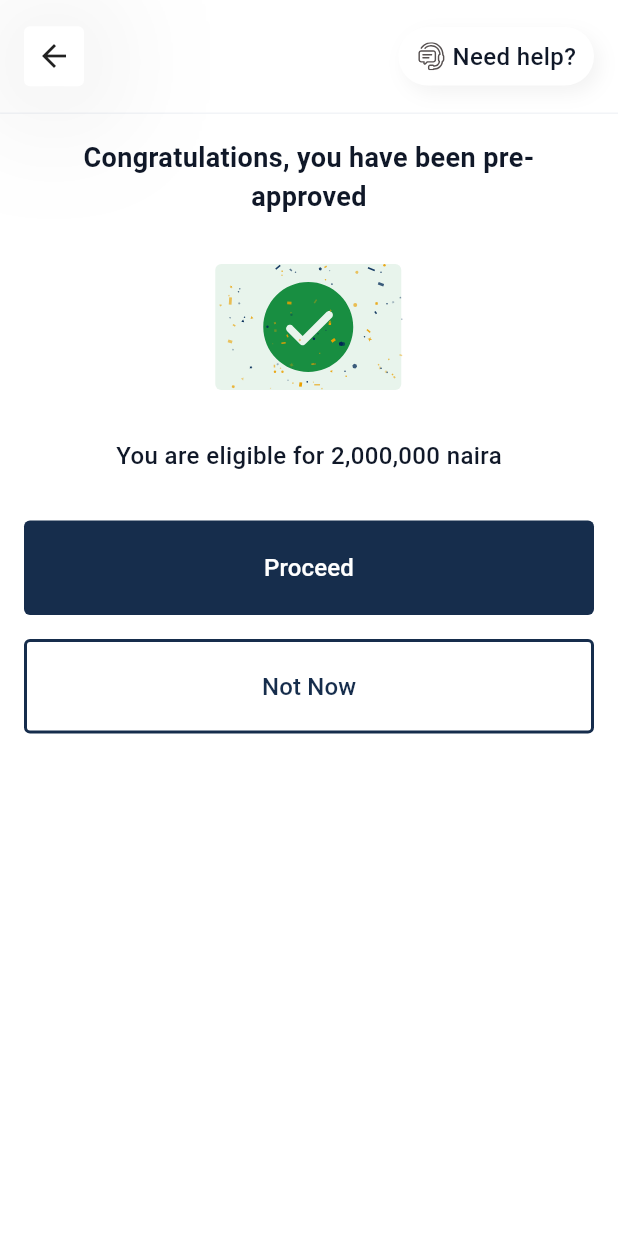
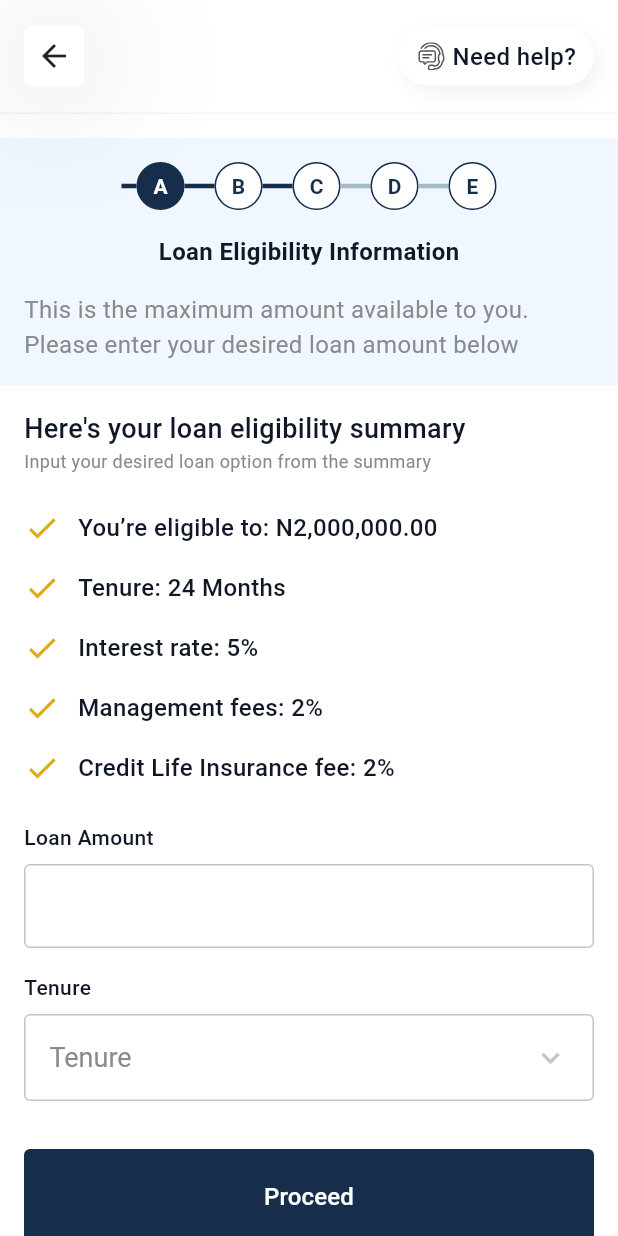
Before and after one commit to phil196000/first_bank_app, a Flutter app: the screen it shows after launch, on a phone screen of 412 x 824 dp. Run offline on Flutter 3.47's test engine with Material 3 defaults, Android fonts, the phone set to English and light mode, and no system bars; our stand-ins replace flutter_svg.

Commit message:
loan eligibility information screen complete

```diff
--- a/lib/app/app.dart
+++ b/lib/app/app.dart
@@ -1,5 +1,6 @@
 import 'package:first_bank_app/app/providers.dart';
 import 'package:first_bank_app/features/loan/screens/eligibility_verfication.dart';
+import 'package:first_bank_app/features/loan/screens/loan_eligibility_information.dart';
 import 'package:first_bank_app/features/loan/screens/pre_approval.dart';
 import 'package:flutter/material.dart';
 import 'package:provider/provider.dart';
@@ -16,7 +17,7 @@ class MyApp extends StatelessWidget {
         theme: ThemeData(
           useMaterial3: true,
         ),
-        home: PreApproval(),
+        home: LoanEligibilityInformation(),
       ),
     );
   }
--- /dev/null
+++ b/lib/common_widgets/inputs/primary_form_input.dart
@@ -0,0 +1,114 @@
+import 'package:first_bank_app/common_widgets/text/primary_text.dart';
+import 'package:first_bank_app/constants/constants.dart';
+import 'package:flutter/material.dart';
+import 'package:flutter/services.dart';
+
+class PrimaryFormInput extends StatelessWidget {
+  const PrimaryFormInput({
+    super.key,
+    this.focusNode,
+    this.placeholder = '',
+    this.prefixIcon,
+    this.suffixIcon,
+    this.controller,
+    this.validator,
+    this.obscureText = false,
+    this.onTap,
+    this.disable = false,
+    this.maxLines = 1,
+    this.keyboardType,
+    this.errorText,
+    this.inputFormatters,
+    this.label,
+  });
+  final String placeholder;
+  final FocusNode? focusNode;
+  final IconData? prefixIcon;
+  final Widget? suffixIcon;
+  final TextEditingController? controller;
+  final String? Function(String?)? validator;
+  final bool obscureText;
+  final void Function()? onTap;
+  final bool disable;
+  final int? maxLines;
+  final TextInputType? keyboardType;
+  final String? errorText;
+  final List<TextInputFormatter>? inputFormatters;
+  final String? label;
+
+  @override
+  Widget build(BuildContext context) {
+    return Column(
+      spacing: Spacing.s8,
+      crossAxisAlignment: CrossAxisAlignment.start,
+      children: [
+        PrimaryText(
+          text: label ?? '',
+          fontSize: FontSizes.s14,
+        ),
+        TextFormField(
+          onTap: onTap,
+          readOnly: disable || onTap != null,
+          controller: controller,
+          focusNode: focusNode,
+          validator: validator,
+          obscureText: obscureText,
+          maxLines: maxLines,
+          keyboardType: keyboardType,
+          inputFormatters: inputFormatters,
+          decoration: InputDecoration(
+            prefixIcon: prefixIcon == null
+                ? null
+                : Icon(
+                    prefixIcon,
+                    color: AppColors.secondary,
+                  ),
+            suffixIcon: suffixIcon,
+            focusColor: Colors.white,
+            filled: true,
+            focusedBorder: const OutlineInputBorder(
+              borderSide: BorderSide(
+                color: AppColors.primary,
+                width: Spacing.s2,
+              ),
+              borderRadius: BorderRadius.all(
+                Radius.circular(
+                  Spacing.s4,
+                ),
+              ),
+            ),
+            errorText: errorText,
+            enabledBorder: const OutlineInputBorder(
+              borderSide: BorderSide(
+                color: AppColors.inputBorder,
+                width: 1,
+              ),
+              borderRadius: BorderRadius.all(
+                Radius.circular(
+                  Spacing.s4,
+                ),
+              ),
+            ),
+            fillColor: Colors.white,
+            border: const OutlineInputBorder(
+              borderSide: BorderSide(
+                color: AppColors.inputBorder,
+                width: 1,
+              ),
+              borderRadius: BorderRadius.all(
+                Radius.circular(
+                  Spacing.s4,
+                ),
+              ),
+            ),
+            // labelText: 'Enter your username',
+            hintText: placeholder,
+            hintStyle: const TextStyle(
+              color: AppColors.secondary,
+            ),
+          ),
+        ),
+      ],
+    );
+  }
+}
--- a/lib/constants/app_colors.dart
+++ b/lib/constants/app_colors.dart
@@ -13,4 +13,7 @@ class AppColors {
   static const secondaryText = Color(
     0xFF898A8D,
   );
+  static const inputBorder = Color(
+    0xFFC4C4C4,
+  );
 }
--- /dev/null
+++ b/lib/features/loan/screens/loan_eligibility_information.dart
@@ -0,0 +1,181 @@
+import 'package:first_bank_app/common_widgets/buttons/primary_button.dart';
+import 'package:first_bank_app/common_widgets/inputs/primary_form_input.dart';
+import 'package:first_bank_app/common_widgets/layouts/primary_layout.dart';
+import 'package:first_bank_app/common_widgets/text/primary_text.dart';
+import 'package:first_bank_app/common_widgets/text/secondary_text.dart';
+import 'package:first_bank_app/constants/constants.dart';
+import 'package:first_bank_app/features/loan/util/input_utils.dart';
+import 'package:first_bank_app/features/loan/widgets/loan_app_bar.dart';
+import 'package:first_bank_app/features/loan/widgets/loan_request_stepper.dart';
+import 'package:flutter/material.dart';
+import 'package:flutter/services.dart';
+
+class LoanEligibilityInformation extends StatefulWidget {
+  const LoanEligibilityInformation({super.key});
+
+  @override
+  State<LoanEligibilityInformation> createState() =>
+      _LoanEligibilityInformationState();
+}
+
+class _LoanEligibilityInformationState
+    extends State<LoanEligibilityInformation> {
+  final List<String> eligibilitySummary = [
+    'You’re eligible to: N2,000,000.00',
+    'Tenure: 24 Months',
+    'Interest rate: 5%',
+    'Management fees: 2%',
+    'Credit Life Insurance fee: 2%',
+  ];
+
+  final List<String> tenures = ['12 Months', '24 Months', '36 Months'];
+  String? tenure;
+
+  @override
+  Widget build(BuildContext context) {
+    return PrimaryLayout(
+      padding: EdgeInsets.zero,
+      appBar: LoanAppBar(),
+      child: SingleChildScrollView(
+        padding: EdgeInsets.only(
+          top: Spacing.s16,
+        ),
+        child: Column(
+          crossAxisAlignment: CrossAxisAlignment.start,
+          children: [
+            LoanRequestStepper(
+              title: 'Loan Eligibility Information',
+              subTitle:
+                  'This is the maximum amount available to you. Please enter'
+                  ' your desired loan amount below',
+            ),
+            Padding(
+              padding: EdgeInsets.all(
+                Spacing.s16,
+              ),
+              child: Column(
+                crossAxisAlignment: CrossAxisAlignment.start,
+                spacing: Spacing.s16,
+                children: [
+                  Column(
+                    crossAxisAlignment: CrossAxisAlignment.start,
+                    children: [
+                      PrimaryText(
+                        text: 'Here\'s your loan eligibility summary',
+                        fontSize: FontSizes.s18,
+                      ),
+                      SecondaryText(
+                        text: 'Input your desired loan option from the summary',
+                        fontSize: FontSizes.s12,
+                      ),
+                    ],
+                  ),
+                  Column(
+                    children: eligibilitySummary.map(
+                      (value) {
+                        return Padding(
+                          padding: EdgeInsets.symmetric(
+                            vertical: Spacing.s8,
+                          ),
+                          child: Row(
+                            spacing: Spacing.s2,
+                            children: [
+                              Icon(
+                                Icons.check_outlined,
+                                color: Color(
+                                  0xFFDFAC0F,
+                                ),
+                              ),
+                              SizedBox(
+                                width: Spacing.s8,
+                              ),
+                              PrimaryText(text: value),
+                            ],
+                          ),
+                        );
+                      },
+                    ).toList(),
+                  ),
+                  PrimaryFormInput(
+                    label: 'Loan Amount',
+                    inputFormatters: [
+                      FilteringTextInputFormatter.digitsOnly,
+                      ThousandsSeparatorInputFormatter(),
+                    ],
+                  ),
+                  Column(
+                    crossAxisAlignment: CrossAxisAlignment.start,
+                    spacing: Spacing.s8,
+                    children: [
+                      PrimaryText(
+                        text: 'Tenure',
+                        fontSize: FontSizes.s14,
+                      ),
+                      Container(
+                        padding: const EdgeInsets.symmetric(
+                          horizontal: Spacing.s16,
+                          vertical: Spacing.s4,
+                        ),
+                        decoration: BoxDecoration(
+                            border: Border.all(
+                              color: AppColors.inputBorder,
+                            ),
+                            borderRadius: BorderRadius.circular(
+                              Spacing.s4,
+                            ),
+                            color: Colors.white),
+                        child: DropdownButton<String>(
+                          value: tenure,
+                          icon: const Icon(
+                            Icons.keyboard_arrow_down,
+                            color: AppColors.inputBorder,
+                          ),
+                          hint: const SecondaryText(
+                            text: 'Tenure',
+                            fontSize: Spacing.s18,
+                          ),
+                          isExpanded: true,
+                          elevation: Spacing.s16.toInt(),
+                          style: const TextStyle(
+                            color: AppColors.primary,
+                          ),
+                          borderRadius: BorderRadius.circular(
+                            Spacing.s8,
+                          ),
+                          underline: Container(
+                            height: 0,
+                          ),
+                          onChanged: (String? newValue) {
+                            setState(() {
+                              tenure = newValue;
+                            });
+                          },
+                          items: tenures
+                              .map<DropdownMenuItem<String>>((String value) {
+                            return DropdownMenuItem<String>(
+                              value: value,
+                              child: Text(value),
+                            );
+                          }).toList(),
+                        ),
+                      ),
+                    ],
+                  ),
+                  Padding(
+                    padding: const EdgeInsets.only(
+                      top: Spacing.s16,
+                    ),
+                    child: PrimaryButton(
+                      label: 'Proceed',
+                      onPressed: () {},
+                    ),
+                  )
+                ],
+              ),
+            )
+          ],
+        ),
+      ),
+    );
+  }
+}
--- /dev/null
+++ b/lib/features/loan/util/input_utils.dart
@@ -0,0 +1,57 @@
+import 'package:flutter/services.dart';
+
+class ThousandsSeparatorInputFormatter extends TextInputFormatter {
+  @override
+  TextEditingValue formatEditUpdate(
+    TextEditingValue oldValue,
+    TextEditingValue newValue,
+  ) {
+    if (newValue.text.isEmpty) {
+      return newValue;
+    }
+
+    // Remove all non-digit characters
+    String digitsOnly = newValue.text.replaceAll(RegExp(r'[^\d]'), '');
+
+    // Handle backspace when there's only one character
+    if (digitsOnly.isEmpty) {
+      return const TextEditingValue(
+        text: '',
+        selection: TextSelection.collapsed(offset: 0),
+      );
+    }
+
+    // Format the number with comma separators
+    final String formatted = _addThousandsSeparator(digitsOnly);
+
+    // Calculate the new cursor position
+    int cursorPosition = formatted.length;
+    if (newValue.selection.start > 0) {
+      cursorPosition =
+          formatted.length - (newValue.text.length - newValue.selection.start);
+      if (cursorPosition < 0) {
+        cursorPosition = 0;
+      } else if (cursorPosition > formatted.length) {
+        cursorPosition = formatted.length;
+      }
+    }
+
+    return TextEditingValue(
+      text: formatted,
+      selection: TextSelection.collapsed(offset: cursorPosition),
+    );
+  }
+
+  String _addThousandsSeparator(String value) {
+    // Convert string to number and back to get the comma separators
+    try {
+      final int number = int.parse(value);
+      return number.toString().replaceAllMapped(
+            RegExp(r'(\d{1,3})(?=(\d{3})+(?!\d))'),
+            (Match m) => '${m[1]},',
+          );
+    } catch (e) {
+      return value;
+    }
+  }
+}
```
